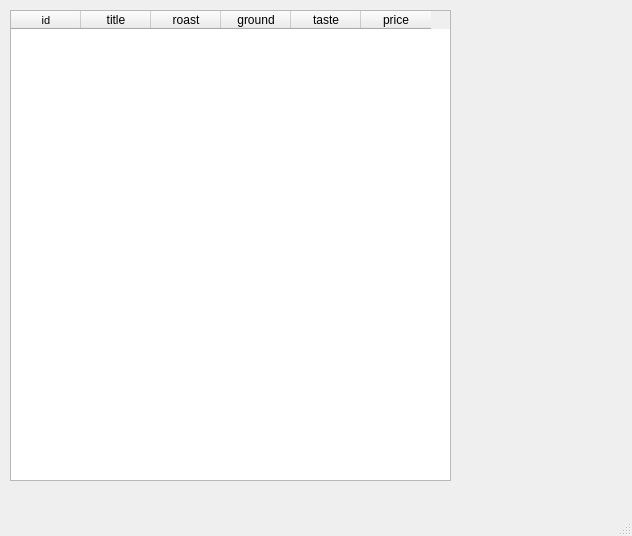
kerrigan-nataly/coffee, file main.ui: the form before one commit.
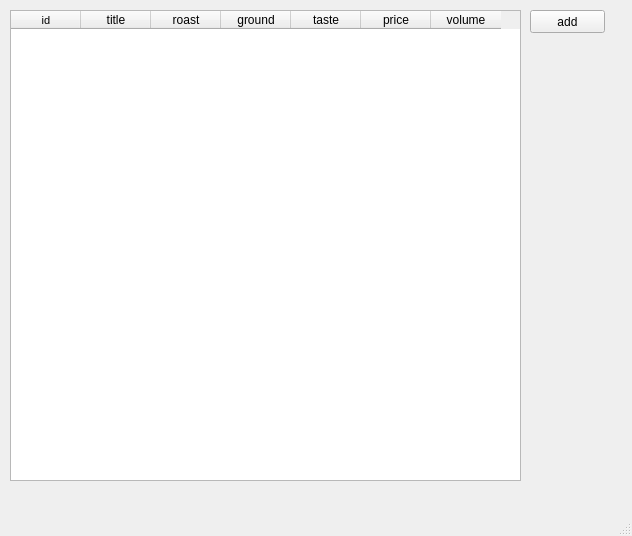
The form after the commit.

Diff of the .ui file:
```diff
--- a/main.ui
+++ b/main.ui
@@ -19,7 +19,7 @@
      <rect>
       <x>10</x>
       <y>10</y>
-      <width>441</width>
+      <width>511</width>
       <height>471</height>
      </rect>
     </property>
@@ -67,6 +67,24 @@
       <string>price</string>
      </property>
     </column>
+    <column>
+     <property name="text">
+      <string>volume</string>
+     </property>
+    </column>
+   </widget>
+   <widget class="QPushButton" name="add_button">
+    <property name="geometry">
+     <rect>
+      <x>530</x>
+      <y>10</y>
+      <width>75</width>
+      <height>23</height>
+     </rect>
+    </property>
+    <property name="text">
+     <string>add</string>
+    </property>
    </widget>
   </widget>
   <widget class="QMenuBar" name="menubar">
```
